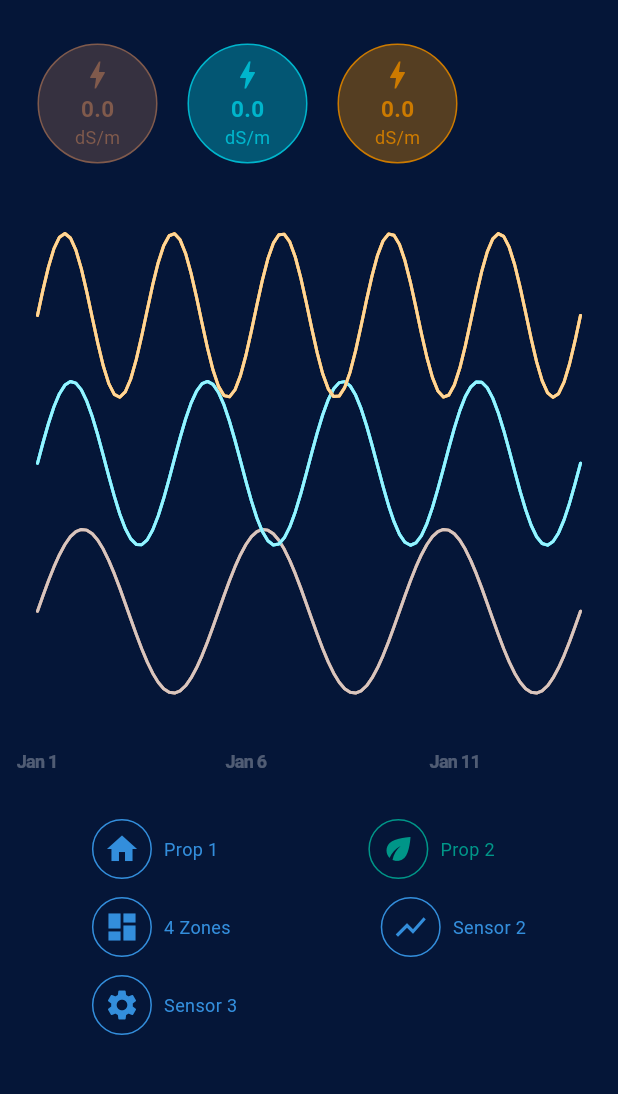
After one commit to HaseefMohommed/Flutter-Syncfusion, a Flutter app: the screen it shows after launch, after a tap on "Room Dashboard", on a phone screen of 412 x 824 dp, the part 63-1157 px from its top. The commit adds this screen. Run offline on Flutter 3.47's test engine with Material 3 defaults, Android fonts, the phone set to English and light mode, and no system bars; our stand-ins replace bloc, flutter_bloc, freezed_annotation, syncfusion_flutter_charts.

Commit message:
add minor fixes to chart and folder restructuring

```diff
--- a/lib/cubit/chart_cubit.dart
+++ b/lib/features/chart/cubit/chart_cubit.dart
@@ -1,7 +1,6 @@
 import 'package:bloc/bloc.dart';
+import 'package:flutter_syncfusion/features/chart/pages/chart_page.dart';
 import 'package:freezed_annotation/freezed_annotation.dart';
-
-import '../chart_page.dart';
 
 part 'chart_cubit.freezed.dart';
 part 'chart_state.dart';
--- /dev/null
+++ b/lib/features/chart/pages/chart_page.dart
@@ -0,0 +1,249 @@
+import 'package:flutter/material.dart';
+import 'package:flutter_syncfusion/features/chart/widgets/chart_page_chart_widget.dart';
+import 'package:flutter_syncfusion/features/chart/widgets/chart_page_selected_point_widget.dart';
+import 'package:flutter_syncfusion/main.dart';
+
+import '../widgets/chart_page_option_widget.dart';
+
+class ChartPage extends StatelessWidget {
+  final List<List<ChartSeriesData>> chartSeries;
+
+  const ChartPage({super.key, required this.chartSeries});
+
+  @override
+  Widget build(BuildContext context) {
+    final (minYValue, maxYValue) = _getMinMaxValues(chartSeries);
+
+    return Scaffold(
+        appBar: AppBar(
+          title: const Text('Room Dashboard'),
+        ),
+        body: SingleChildScrollView(
+          child: Padding(
+            padding: const EdgeInsets.all(15),
+            child: OrientationBuilder(
+              builder: (context, orientation) {
+                if (MediaQuery.of(context).orientation ==
+                    Orientation.portrait) {
+                  return PortraitLayout(
+                    chartSeries: chartSeries,
+                    minYValue: minYValue,
+                    maxYValue: maxYValue,
+                  );
+                } else {
+                  return LandscapeLayout(
+                    chartSeries: chartSeries,
+                    minYValue: minYValue,
+                    maxYValue: maxYValue,
+                  );
+                }
+              },
+            ),
+          ),
+        ));
+  }
+
+  (double, double) _getMinMaxValues(
+      List<List<ChartSeriesData>> allChartSeries) {
+    double minValue = double.infinity;
+    double maxValue = double.negativeInfinity;
+
+    for (var chartSet in allChartSeries) {
+      for (var series in chartSet) {
+        for (var data in series.data) {
+          minValue = data.value < minValue ? data.value : minValue;
+          maxValue = data.value > maxValue ? data.value : maxValue;
+        }
+      }
+    }
+
+    double buffer = (maxValue - minValue) * 0.1;
+    buffer = buffer < 1 ? 1 : buffer;
+
+    double roundedMin = (minValue - buffer).round().toDouble();
+    double roundedMax = (maxValue + buffer).round().toDouble();
+
+    return (roundedMin, roundedMax);
+  }
+}
+
+class LandscapeLayout extends StatefulWidget {
+  const LandscapeLayout({
+    super.key,
+    required this.chartSeries,
+    required this.minYValue,
+    required this.maxYValue,
+  });
+
+  final List<List<ChartSeriesData>> chartSeries;
+  final double minYValue;
+  final double maxYValue;
+
+  @override
+  State<LandscapeLayout> createState() => _LandscapeLayoutState();
+}
+
+class _LandscapeLayoutState extends State<LandscapeLayout> {
+  bool _showTitles = true;
+
+  void _toggleTitles() {
+    setState(() {
+      _showTitles = !_showTitles;
+    });
+  }
+
+  @override
+  Widget build(BuildContext context) {
+    return Column(
+      children: [
+        Row(
+          children: [
+            Expanded(
+              child: Column(
+                children: [
+                  SelectedPointsRow(
+                    chartSeries: widget.chartSeries,
+                    isPortrait: false,
+                  ),
+                  ChartPageChartWidget(
+                    chartSeries: widget.chartSeries,
+                    minYValue: widget.minYValue,
+                    maxYValue: widget.maxYValue,
+                    chartHeight: MediaQuery.of(context).size.height * 0.8,
+                    chartWidth: MediaQuery.of(context).size.width *
+                        (_showTitles ? 0.70 : 0.80),
+                  ),
+                ],
+              ),
+            ),
+            AnimatedContainer(
+              duration: const Duration(milliseconds: 500),
+              width: _showTitles ? 142 : 76,
+              child: SizedBox(
+                height: 290,
+                child: Stack(
+                  children: [
+                    const Padding(
+                      padding: EdgeInsets.only(left: 12),
+                      child: VerticalDivider(
+                        color: buttonBorderColor,
+                      ),
+                    ),
+                    SizedBox(
+                      width: 130,
+                      child: ChartPageOptionWidget(
+                        isPortrait: false,
+                        showTitles: _showTitles,
+                        onToggleTitles: _toggleTitles,
+                      ),
+                    ),
+                  ],
+                ),
+              ),
+            ),
+          ],
+        ),
+        const SizedBox(
+          height: 200,
+        )
+      ],
+    );
+  }
+}
+
+class SelectedPointsRow extends StatelessWidget {
+  final List<List<ChartSeriesData>> chartSeries;
+  const SelectedPointsRow({
+    super.key,
+    required this.isPortrait,
+    required this.chartSeries,
+  });
+
+  final bool isPortrait;
+
+  @override
+  Widget build(BuildContext context) {
+    return Row(
+      mainAxisAlignment: MainAxisAlignment.start,
+      children: [
+        ChartPageSelectedPointWidget(
+          isPortrait: isPortrait,
+          backgroundColor: chartSeries[0].first.color.withOpacity(0.4),
+          baseColor: chartSeries[0].first.color,
+          index: 0,
+        ),
+        ChartPageSelectedPointWidget(
+          isPortrait: isPortrait,
+          backgroundColor: chartSeries[1].first.color.withOpacity(0.4),
+          baseColor: chartSeries[1].first.color,
+          index: 1,
+        ),
+        ChartPageSelectedPointWidget(
+          isPortrait: isPortrait,
+          backgroundColor: chartSeries[2].first.color.withOpacity(0.4),
+          baseColor: chartSeries[2].first.color,
+          index: 2,
+        ),
+      ],
+    );
+  }
+}
+
+class PortraitLayout extends StatelessWidget {
+  final List<List<ChartSeriesData>> chartSeries;
+  const PortraitLayout({
+    super.key,
+    required this.minYValue,
+    required this.maxYValue,
+    required this.chartSeries,
+  });
+
+  final double minYValue;
+  final double maxYValue;
+
+  @override
+  Widget build(BuildContext context) {
+    return Column(
+      children: [
+        SelectedPointsRow(chartSeries: chartSeries, isPortrait: true),
+        const SizedBox(height: 5),
+        SizedBox(
+          height: MediaQuery.of(context).size.height * 0.5,
+          child: ChartPageChartWidget(
+            chartSeries: chartSeries,
+            minYValue: minYValue,
+            maxYValue: maxYValue,
+            chartHeight: double.infinity,
+            chartWidth: double.infinity,
+          ),
+        ),
+        const SizedBox(height: 20),
+        const Center(
+          child: ChartPageOptionWidget(
+            isPortrait: true,
+            showTitles: true,
+          ),
+        ),
+      ],
+    );
+  }
+}
+
+class ChartSeriesData {
+  final String name;
+  final List<ChartDataPoint> data;
+  final Color color;
+
+  ChartSeriesData({
+    required this.name,
+    required this.data,
+    required this.color,
+  });
+}
+
+class ChartDataPoint {
+  final DateTime date;
+  final double value;
+
+  ChartDataPoint(this.date, this.value);
+}
--- a/lib/chart_page_chart_widget.dart
+++ b/lib/features/chart/widgets/chart_page_chart_widget.dart
@@ -1,10 +1,10 @@
 import 'package:flutter/material.dart';
 import 'package:flutter_bloc/flutter_bloc.dart';
-import 'package:flutter_syncfusion/chart_page.dart';
+import 'package:flutter_syncfusion/features/chart/cubit/chart_cubit.dart';
+
+import 'package:flutter_syncfusion/features/chart/pages/chart_page.dart';
 import 'package:intl/intl.dart';
 import 'package:syncfusion_flutter_charts/charts.dart';
-
-import 'cubit/chart_cubit.dart';
 
 class ChartPageChartWidget extends StatelessWidget {
   const ChartPageChartWidget({
@@ -46,6 +46,15 @@ class ChartPageChartWidget extends StatelessWidget {
           dateFormat: DateFormat.MMMd(),
           intervalType: DateTimeIntervalType.auto,
           majorTickLines: const MajorTickLines(width: 0),
+          interactiveTooltip: InteractiveTooltip(
+            enable: true,
+            color: Colors.transparent,
+            textStyle: TextStyle(
+              color: Colors.white.withOpacity(
+                0.4,
+              ),
+            ),
+          ),
         ),
         primaryYAxis: NumericAxis(
           minimum: minYValue,
@@ -69,20 +78,42 @@ class ChartPageChartWidget extends StatelessWidget {
               ),
         ],
         enableAxisAnimation: true,
+        // crosshairBehavior: CrosshairBehavior(
+        //   enable: true,
+        //   lineWidth: 2,
+        //   lineColor: Colors.white,
+        //   activationMode: ActivationMode.longPress,
+        //   lineType: CrosshairLineType.vertical,
+        // ),
         trackballBehavior: TrackballBehavior(
           enable: true,
           lineColor: Colors.white,
           lineWidth: 2,
+          lineType: TrackballLineType.vertical,
           activationMode: ActivationMode.longPress,
+          // markerSettings: const TrackballMarkerSettings(
+          //   color: Colors.white,
+          //   markerVisibility: TrackballVisibilityMode.visible,
+          //   width: 10,
+          //   height: 10,
+          // ),
           tooltipSettings: const InteractiveTooltip(
-            format: 'point.x : point.y',
+            enable: true,
+            arrowLength: 0,
+            arrowWidth: 0,
             color: Colors.blue,
             textStyle: TextStyle(color: Colors.white),
           ),
-          shouldAlwaysShow: true,
+          // shouldAlwaysShow: true,
+          tooltipDisplayMode: TrackballDisplayMode.nearestPoint,
+          tooltipAlignment: ChartAlignment.far,
           builder: (context, trackballDetails) {
             if (trackballDetails.point != null) {
               final pointIndex = trackballDetails.pointIndex ?? 0;
+              final xValue = trackballDetails.point!.x;
+              final String formattedDate = (xValue is DateTime)
+                  ? DateFormat('M/d h:mm a').format(xValue)
+                  : xValue.toString();
 
               List<double> averages = [];
 
@@ -105,6 +136,24 @@ class ChartPageChartWidget extends StatelessWidget {
 
               BlocProvider.of<ChartCubit>(context)
                   .updateAveragePointData(averages);
+
+              return Positioned(
+                top: 10,
+                left: 10,
+                right: 10,
+                child: Container(
+                  padding:
+                      const EdgeInsets.symmetric(horizontal: 8, vertical: 4),
+                  decoration: BoxDecoration(
+                    color: Colors.white,
+                    borderRadius: BorderRadius.circular(4),
+                  ),
+                  child: Text(
+                    formattedDate,
+                    style: const TextStyle(color: Colors.black, fontSize: 12),
+                  ),
+                ),
+              );
             }
             return Container();
           },
--- a/lib/chart_page_option_widget.dart
+++ b/lib/features/chart/widgets/chart_page_option_widget.dart
@@ -2,13 +2,15 @@ import 'package:flutter/material.dart';
 import 'package:flutter_syncfusion/main.dart';
 
 class ChartPageOptionWidget extends StatelessWidget {
+  final bool isPortrait;
   final bool showTitles;
-  final VoidCallback onToggleTitles;
+  final VoidCallback? onToggleTitles;
 
   const ChartPageOptionWidget({
     super.key,
     required this.showTitles,
-    required this.onToggleTitles,
+    this.onToggleTitles,
+    required this.isPortrait,
   });
 
   @override
@@ -21,6 +23,7 @@ class ChartPageOptionWidget extends StatelessWidget {
       spacing: 100,
       runSpacing: 12,
       children: [
+        if (!isPortrait) ...[
           OptionWidget(
             title: '',
             icon: showTitles
@@ -31,32 +34,33 @@ class ChartPageOptionWidget extends StatelessWidget {
           const SizedBox(
             height: 10,
           ),
+        ],
         OptionWidget(
           title: 'Prop 1',
           icon: Icons.home,
-          showTitle: showTitles,
+          showTitle: isPortrait ? true : showTitles,
         ),
         OptionWidget(
           title: 'Prop 2',
           icon: Icons.eco,
           color: Colors.teal,
-          showTitle: showTitles,
+          showTitle: isPortrait ? true : showTitles,
         ),
         OptionWidget(
           title: '4 Zones',
           icon: Icons.dashboard,
-          showTitle: showTitles,
+          showTitle: isPortrait ? true : showTitles,
         ),
         OptionWidget(
           title: 'Sensor 2',
           icon: Icons.show_chart,
-          showTitle: showTitles,
+          showTitle: isPortrait ? true : showTitles,
         ),
         OptionWidget(
           title: 'Sensor 3',
           icon: Icons.settings,
           showingTimeCard: true,
-          showTitle: showTitles,
+          showTitle: isPortrait ? true : showTitles,
         ),
       ],
     );
--- a/lib/chart_page_selected_point_widget.dart
+++ b/lib/features/chart/widgets/chart_page_selected_point_widget.dart
@@ -1,7 +1,7 @@
 import 'package:flutter/material.dart';
 import 'package:flutter_bloc/flutter_bloc.dart';
 
-import 'cubit/chart_cubit.dart';
+import '../cubit/chart_cubit.dart';
 
 class ChartPageSelectedPointWidget extends StatelessWidget {
   const ChartPageSelectedPointWidget({
--- a/lib/main.dart
+++ b/lib/main.dart
@@ -2,8 +2,8 @@ import 'dart:math';
 
 import 'package:flutter/material.dart';
 import 'package:flutter_bloc/flutter_bloc.dart';
-import 'package:flutter_syncfusion/chart_page.dart';
-import 'package:flutter_syncfusion/cubit/chart_cubit.dart';
+import 'package:flutter_syncfusion/features/chart/cubit/chart_cubit.dart';
+import 'package:flutter_syncfusion/features/chart/pages/chart_page.dart';
 
 const Color primaryColor = Color(0xFF051638);
 const Color buttonBorderColor = Color(0xFF338EDC);
```
Also changed, not shown: lib/chart_page.dart (deleted, +0 -183 lines), lib/features/chart/cubit/chart_cubit.freezed.dart (renamed from lib/cubit/chart_cubit.freezed.dart), lib/features/chart/cubit/chart_state.dart (renamed from lib/cubit/chart_state.dart). Lines whose indentation alone changed are shown as unchanged.
